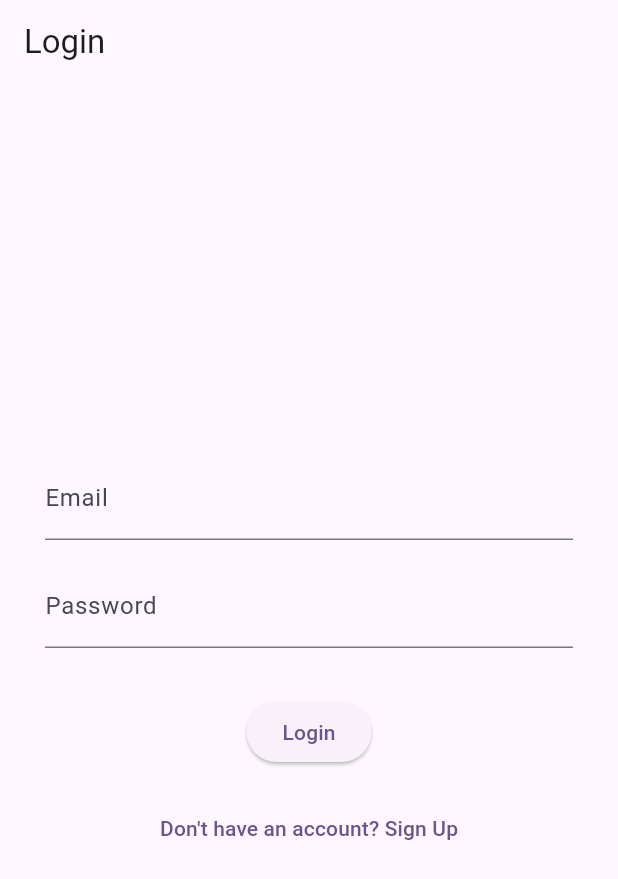
After one commit to Kszlufik/FinalProject, a Flutter app: the screen it shows after launch, on a phone screen of 412 x 824 dp. The commit adds this screen. Shown: the top 879 px of the screen. Run offline on Flutter 3.47's test engine with Material 3 defaults, Android fonts, the phone set to English and light mode, and no system bars; our stand-ins replace firebase_auth, firebase_core; missing offline and left inert: firebase_auth_web; accounts and stored records are empty.

Commit message:
added login in, log out sign up functions through firebase

```diff
--- /dev/null
+++ b/lib/auth_gate.dart
@@ -0,0 +1,25 @@
+// lib/auth_gate.dart
+import 'package:flutter/material.dart';
+import 'package:firebase_auth/firebase_auth.dart';
+import 'screens/home_screen.dart';
+import 'screens/login_screen.dart';
+
+class AuthGate extends StatelessWidget {
+  const AuthGate({super.key});
+
+  @override
+  Widget build(BuildContext context) {
+    return StreamBuilder<User?>(
+      stream: FirebaseAuth.instance.authStateChanges(),
+      builder: (context, snapshot) {
+        // User is signed in
+        if (snapshot.hasData && snapshot.data != null) {
+          return const HomeScreen();
+        }
+
+        // User is not signed in
+        return const LoginScreen();
+      },
+    );
+  }
+}
--- a/lib/screens/game_details_screen.dart
+++ b/lib/screens/game_details_screen.dart
@@ -41,7 +41,7 @@ class GameDetailsScreen extends StatelessWidget {
                   ),
                   const SizedBox(height: 24),
 
-                  // name of game
+                  // name of game the game fielfs
                   Text(
                     name,
                     style: Theme.of(context).textTheme.titleLarge,
--- /dev/null
+++ b/lib/screens/login_screen.dart
@@ -0,0 +1,93 @@
+// lib/screens/login_screen.dart
+import 'package:flutter/material.dart';
+import 'package:firebase_auth/firebase_auth.dart';
+import 'sign_up_screen.dart';
+
+class LoginScreen extends StatefulWidget {
+  const LoginScreen({super.key});
+
+  @override
+  State<LoginScreen> createState() => _LoginScreenState();
+}
+
+class _LoginScreenState extends State<LoginScreen> {
+  final _emailController = TextEditingController();
+  final _passwordController = TextEditingController();
+  bool _isLoading = false;
+  String? _errorMessage;
+
+  Future<void> login() async {
+    setState(() {
+      _isLoading = true;
+      _errorMessage = null;
+    });
+
+    try {
+      await FirebaseAuth.instance.signInWithEmailAndPassword(
+        email: _emailController.text.trim(),
+        password: _passwordController.text,
+      );
+    } on FirebaseAuthException catch (e) {
+      setState(() {
+        _errorMessage = e.message;
+      });
+    } finally {
+      setState(() => _isLoading = false);
+    }
+  }
+
+  @override
+  Widget build(BuildContext context) {
+    return Scaffold(
+      appBar: AppBar(title: const Text('Login')),
+      body: Center(
+        child: ConstrainedBox(
+          constraints: const BoxConstraints(maxWidth: 400),
+          child: Padding(
+            padding: const EdgeInsets.all(24),
+            child: Column(
+              mainAxisAlignment: MainAxisAlignment.center,
+              children: [
+                TextField(
+                  controller: _emailController,
+                  decoration: const InputDecoration(labelText: 'Email'),
+                ),
+                const SizedBox(height: 16),
+                TextField(
+                  controller: _passwordController,
+                  decoration: const InputDecoration(labelText: 'Password'),
+                  obscureText: true,
+                ),
+                const SizedBox(height: 16),
+                if (_errorMessage != null)
+                  Text(
+                    _errorMessage!,
+                    style: const TextStyle(color: Colors.red),
+                  ),
+                const SizedBox(height: 16),
+                _isLoading
+                    ? const CircularProgressIndicator()
+                    : ElevatedButton(
+                        onPressed: login,
+                        child: const Text('Login'),
+                      ),
+                const SizedBox(height: 16),
+                TextButton(
+                  onPressed: () {
+                    Navigator.push(
+                      context,
+                      MaterialPageRoute(
+                        builder: (_) => const SignUpScreen(),
+                      ),
+                    );
+                  },
+                  child: const Text('Don\'t have an account? Sign Up'),
+                ),
+              ],
+            ),
+          ),
+        ),
+      ),
+    );
+  }
+}
```
Also changed, not shown: lib/main.dart (+12 -3 lines), lib/screens/favorites_screen.dart (+46 -19 lines), lib/screens/home_screen.dart (+85 -37 lines), lib/screens/sign_up_screen.dart (added, +81 -0 lines), pubspec.yaml (+6 -66 lines), firebase.json (added), lib/firebase_options.dart (added), pubspec.lock, 7 other files.
